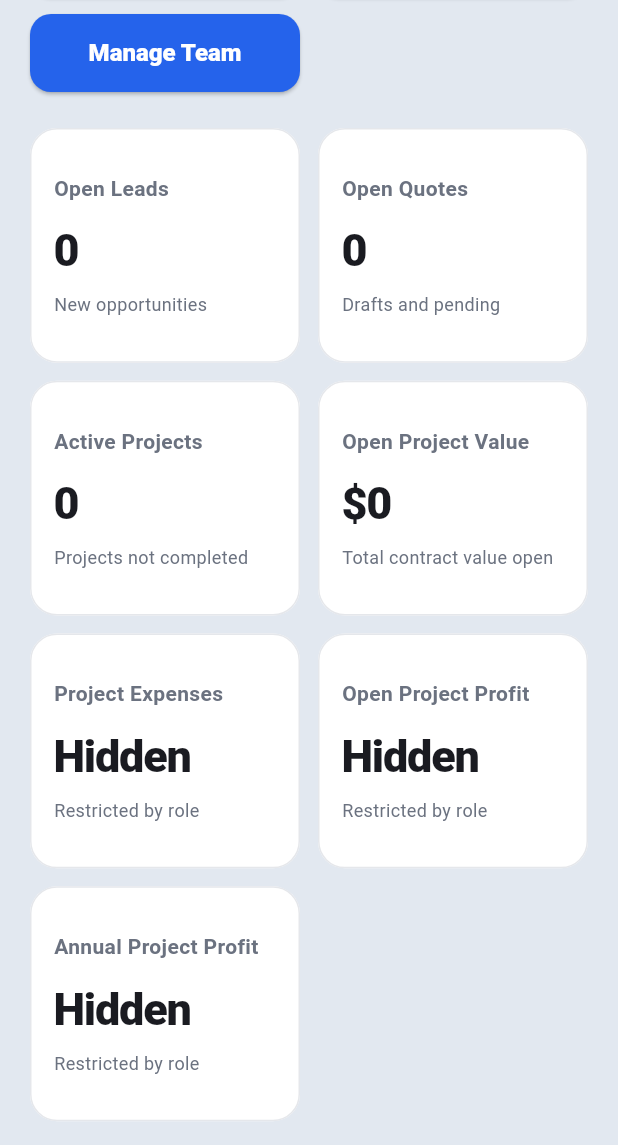
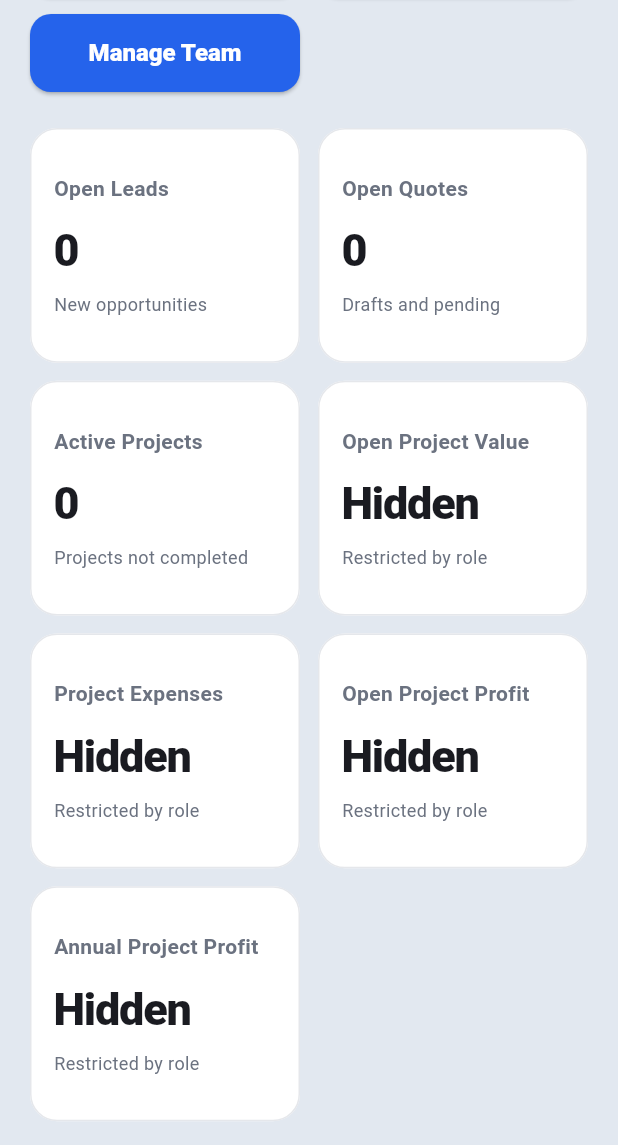
Before and after one commit to instavaluestore-lab/melliq, a Flutter app: the DashboardScreen screen opened directly, scrolled down 576 dp, on a phone screen of 412 x 824 dp, the part 91-1236 px from its top. Run offline on Flutter 3.47's test engine with Material 3 defaults, Android fonts, the phone set to English and light mode, and no system bars; our stand-ins replace file_picker, supabase_flutter; accounts and stored records are empty.

Commit message:
Hide project values from non-financial roles

```diff
--- a/lib/features/company/models/company_context.dart
+++ b/lib/features/company/models/company_context.dart
@@ -42,6 +42,19 @@ class CompanyContext {
   bool get isActive {
     return status == 'active';
   }
+
+  String get roleLabel {
+    return switch (role) {
+      'primary_admin' => 'PRIMARY ADMIN',
+      'cfo' => 'CFO',
+      'admin' => 'ADMIN',
+      'manager' => 'MANAGER',
+      'field_user' => 'FIELD USER',
+      'viewer' => 'VIEWER',
+      _ => role.toUpperCase(),
+    };
+  }
+
 
   bool get hasExecutiveAccess {
     return isPrimaryAdmin || isCfo;
--- a/lib/features/dashboard/screens/dashboard_screen.dart
+++ b/lib/features/dashboard/screens/dashboard_screen.dart
@@ -95,7 +95,7 @@ class _DashboardScreenState extends State<DashboardScreen> {
 
   @override
   Widget build(BuildContext context) {
-    final canViewExpenses = companyContext?.canViewExpenses == true;
+    final canViewFinancials = companyContext?.canViewFinancials == true;
     final metrics = projectMetrics;
 
     final stats = [
@@ -116,29 +116,33 @@ class _DashboardScreenState extends State<DashboardScreen> {
       ),
       _DashboardStat(
         title: 'Open Project Value',
-        value: _formatMoney(metrics?.openProjectTotalValue ?? 0),
-        subtitle: 'Total contract value open',
+        value: canViewFinancials
+            ? _formatMoney(metrics?.openProjectTotalValue ?? 0)
+            : 'Hidden',
+        subtitle: canViewFinancials
+            ? 'Total contract value open'
+            : 'Restricted by role',
       ),
       _DashboardStat(
         title: 'Project Expenses',
-        value: canViewExpenses
+        value: canViewFinancials
             ? _formatMoney(metrics?.projectExpenses ?? 0)
             : 'Hidden',
-        subtitle: canViewExpenses ? 'Actual costs recorded' : 'Restricted by role',
+        subtitle: canViewFinancials ? 'Actual costs recorded' : 'Restricted by role',
       ),
       _DashboardStat(
         title: 'Open Project Profit',
-        value: canViewExpenses
+        value: canViewFinancials
             ? _formatMoney(metrics?.totalOpenProjectProfit ?? 0)
             : 'Hidden',
-        subtitle: canViewExpenses ? 'Open actual profit' : 'Restricted by role',
+        subtitle: canViewFinancials ? 'Open actual profit' : 'Restricted by role',
       ),
       _DashboardStat(
         title: 'Annual Project Profit',
-        value: canViewExpenses
+        value: canViewFinancials
             ? _formatMoney(metrics?.totalAnnualProjectProfit ?? 0)
             : 'Hidden',
-        subtitle: canViewExpenses ? 'This calendar year' : 'Restricted by role',
+        subtitle: canViewFinancials ? 'This calendar year' : 'Restricted by role',
       ),
     ];
 
@@ -311,11 +315,11 @@ class _CompanyContextCard extends StatelessWidget {
             ),
             _ContextChip(
               label: 'Role',
-              value: companyContext.role,
+              value: companyContext.roleLabel,
             ),
             _ContextChip(
               label: 'Expense Access',
-              value: companyContext.canViewExpenses ? 'Allowed' : 'Hidden',
+              value: companyContext.canViewFinancials ? 'Allowed' : 'Hidden',
             ),
           ],
         ),
--- a/lib/features/projects/screens/projects_list_screen.dart
+++ b/lib/features/projects/screens/projects_list_screen.dart
@@ -126,7 +126,7 @@ class _ProjectsListScreenState extends State<ProjectsListScreen> {
   @override
   Widget build(BuildContext context) {
     final visibleProjects = filteredProjects;
-    final canViewExpenses = widget.companyContext.canViewExpenses;
+    final canViewFinancials = widget.companyContext.canViewFinancials;
 
     return Scaffold(
       appBar: AppBar(
@@ -168,7 +168,7 @@ class _ProjectsListScreenState extends State<ProjectsListScreen> {
                     totalProjects: projects.length,
                     openProjectValue: openProjectValue,
                     openProjectProfit: openProjectProfit,
-                    canViewExpenses: canViewExpenses,
+                    canViewFinancials: canViewFinancials,
                     formatMoney: _formatMoney,
                   ),
                   const SizedBox(height: 18),
@@ -211,7 +211,7 @@ class _ProjectsListScreenState extends State<ProjectsListScreen> {
                     ...visibleProjects.map(
                       (project) => _ProjectListCard(
                         project: project,
-                        canViewExpenses: canViewExpenses,
+                        canViewFinancials: canViewFinancials,
                         formatMoney: _formatMoney,
                         onTap: () => openProject(project),
                       ),
@@ -232,7 +232,7 @@ class _ProjectsSummaryStrip extends StatelessWidget {
     required this.totalProjects,
     required this.openProjectValue,
     required this.openProjectProfit,
-    required this.canViewExpenses,
+    required this.canViewFinancials,
     required this.formatMoney,
   });
 
@@ -240,7 +240,7 @@ class _ProjectsSummaryStrip extends StatelessWidget {
   final int totalProjects;
   final double openProjectValue;
   final double openProjectProfit;
-  final bool canViewExpenses;
+  final bool canViewFinancials;
   final String Function(double value) formatMoney;
 
   @override
@@ -263,13 +263,13 @@ class _ProjectsSummaryStrip extends StatelessWidget {
         ),
         _SummaryPill(
           title: 'Open Value',
-          value: formatMoney(openProjectValue),
+          value: canViewFinancials ? formatMoney(openProjectValue) : 'Hidden',
           color: const Color(0xFF15803D),
           backgroundColor: const Color(0xFFF0FDF4),
         ),
         _SummaryPill(
           title: 'Open Profit',
-          value: canViewExpenses ? formatMoney(openProjectProfit) : 'Hidden',
+          value: canViewFinancials ? formatMoney(openProjectProfit) : 'Hidden',
           color: const Color(0xFFC2410C),
           backgroundColor: const Color(0xFFFFF7ED),
         ),
@@ -417,13 +417,13 @@ class _SearchAndFilterCard extends StatelessWidget {
 class _ProjectListCard extends StatelessWidget {
   const _ProjectListCard({
     required this.project,
-    required this.canViewExpenses,
+    required this.canViewFinancials,
     required this.formatMoney,
     required this.onTap,
   });
 
   final Project project;
-  final bool canViewExpenses;
+  final bool canViewFinancials;
   final String Function(double value) formatMoney;
   final VoidCallback onTap;
 
@@ -578,17 +578,17 @@ class _ProjectListCard extends StatelessWidget {
                           children: [
                             _MoneyBucket(
                               label: 'Contract',
-                              value: formatMoney(project.contractAmount),
+                              value: canViewFinancials ? formatMoney(project.contractAmount) : 'Hidden',
                             ),
                             _MoneyBucket(
                               label: 'Cost',
-                              value: canViewExpenses
+                              value: canViewFinancials
                                   ? formatMoney(project.actualCost)
                                   : 'Hidden',
                             ),
                             _MoneyBucket(
                               label: 'Profit',
-                              value: canViewExpenses
+                              value: canViewFinancials
                                   ? formatMoney(project.actualProfit)
                                   : 'Hidden',
                             ),
```
